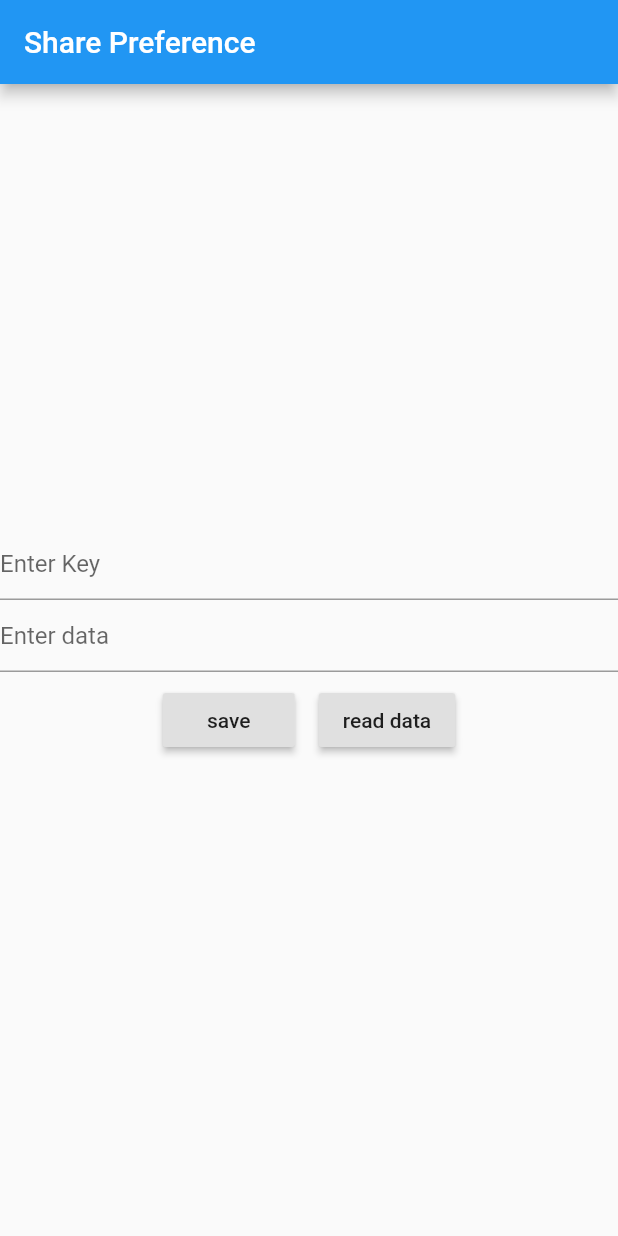
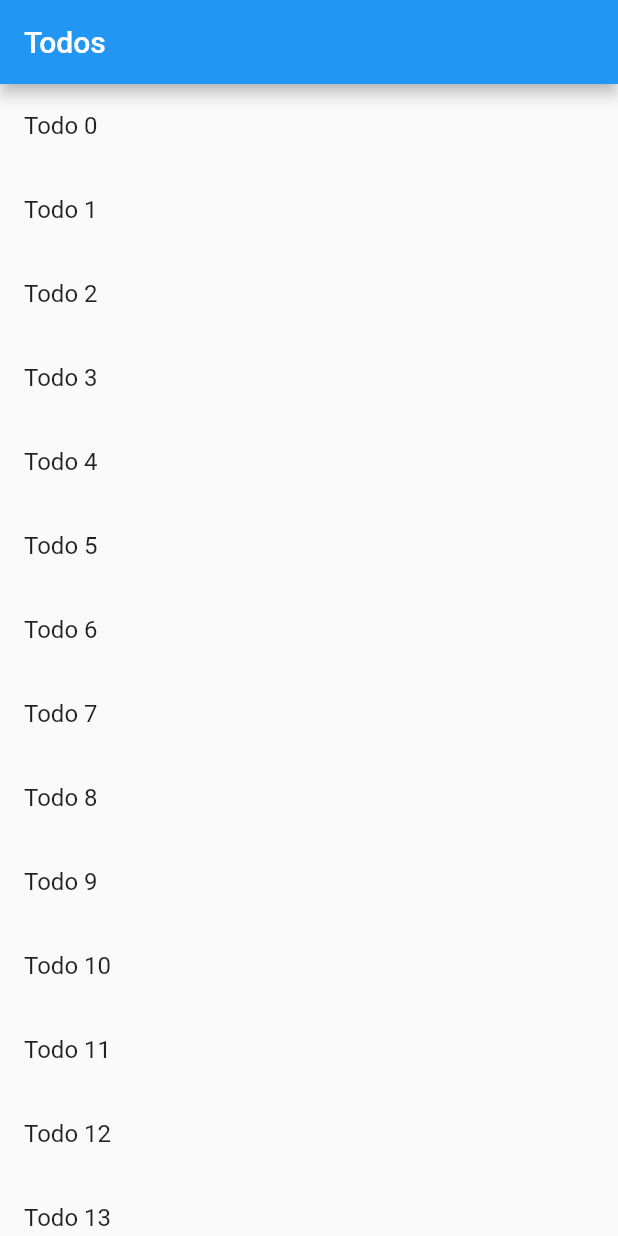
Before and after one commit to MuhammadTayyab3907/projectstasks, a Flutter app: the screen it shows after launch, on a phone screen of 412 x 824 dp. Run offline on Flutter 3.47's test engine with Material 2 defaults, Android fonts, the phone set to English and light mode, and no system bars.

Commit message:
send data to screen & App routes

```diff
--- a/lib/main.dart
+++ b/lib/main.dart
@@ -1,6 +1,8 @@
-import 'package:flutter/cupertino.dart';
+/*import 'package:flutter/cupertino.dart';
 import 'package:flutter/material.dart';
 import 'package:shared_preferences/shared_preferences.dart';
+
+import 'SecondRoute.dart';
 
 void main() {
   runApp(MyApp());
@@ -68,7 +70,19 @@ class sharepreference extends State<MyHomePage> {
               )
             ],
           ),
-           Text("$text_to_show")
+           Text("$text_to_show"),
+          Padding(
+            padding: EdgeInsets.only(top:58.0),
+            child: RaisedButton(
+              child: Text("Go to second Route"),
+              onPressed: (){
+                Navigator.push(
+                  context,
+                  MaterialPageRoute(builder: (context) => SecondRoute()),
+                );
+              },
+            ),
+          )
           ],
       ),
     );
@@ -87,4 +101,85 @@ class sharepreference extends State<MyHomePage> {
       return text_to_show;
     });
   }
+}*/
+import 'package:flutter/foundation.dart';
+import 'package:flutter/material.dart';
+
+class Todo {
+  final String title;
+  final String description;
+
+  Todo(this.title, this.description);
 }
+
+void main() {
+  runApp(MaterialApp(
+    title: 'Passing Data',
+    home: TodosScreen(
+      todos: List.generate(
+        20,
+        (i) => Todo(
+          'Todo $i',
+          'A description of what needs to be done for Todo $i',
+        ),
+      ),
+    ),
+  ));
+}
+
+class TodosScreen extends StatelessWidget {
+  final List<Todo> todos;
+
+  TodosScreen({Key key, @required this.todos}) : super(key: key);
+
+  @override
+  Widget build(BuildContext context) {
+    return Scaffold(
+      appBar: AppBar(
+        title: Text('Todos'),
+      ),
+      body: ListView.builder(
+        itemCount: todos.length,
+        itemBuilder: (context, index) {
+          return ListTile(
+            title: Text(todos[index].title),
+            // When a user taps the ListTile, navigate to the DetailScreen.
+            // Notice that you're not only creating a DetailScreen, you're
+            // also passing the current todo through to it.
+            onTap: () {
+              Navigator.push(
+                context,
+                MaterialPageRoute(
+                  builder: (context) => DetailScreen(),
+                  // Pass the arguments as part of the RouteSettings. The
+                  // DetailScreen reads the arguments from these settings.
+                  settings: RouteSettings(
+                    arguments: todos[index],
+                  ),
+                ),
+              );
+            },
+          );
+        },
+      ),
+    );
+  }
+}
+
+class DetailScreen extends StatelessWidget {
+  @override
+  Widget build(BuildContext context) {
+    final Todo todo = ModalRoute.of(context).settings.arguments;
+
+    // Use the Todo to create the UI.
+    return Scaffold(
+      appBar: AppBar(
+        title: Text(todo.title),
+      ),
+      body: Padding(
+        padding: EdgeInsets.all(16.0),
+        child: Text(todo.description),
+      ),
+    );
+  }
+}
```
Also changed, not shown: lib/SecondRoute.dart (added, +20 -0 lines), 3 other files.
